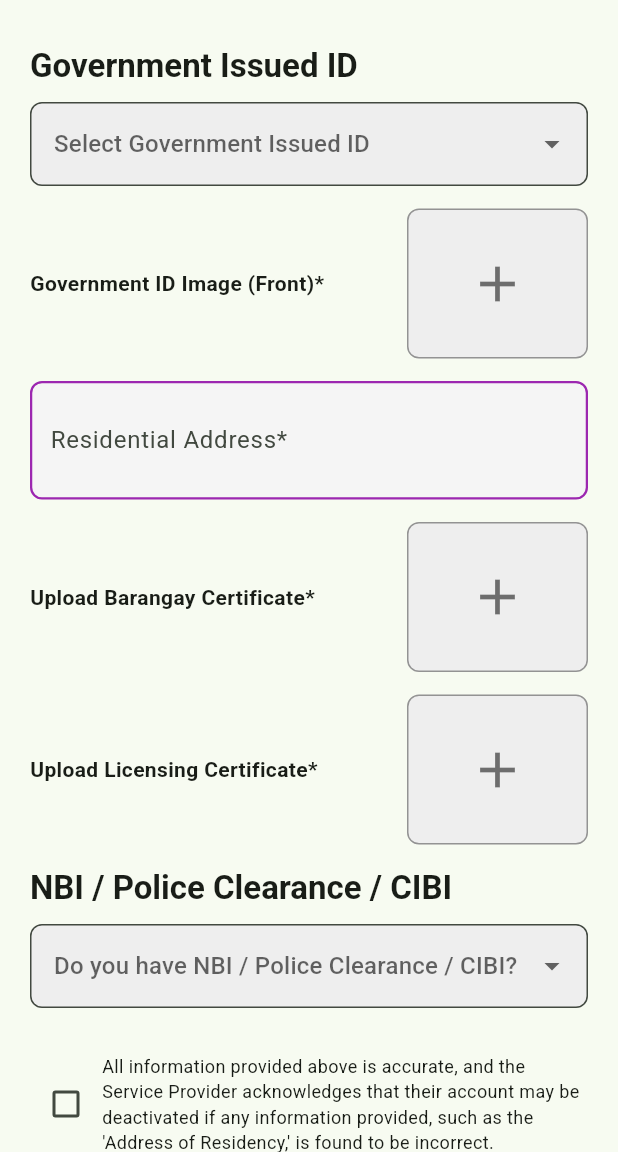
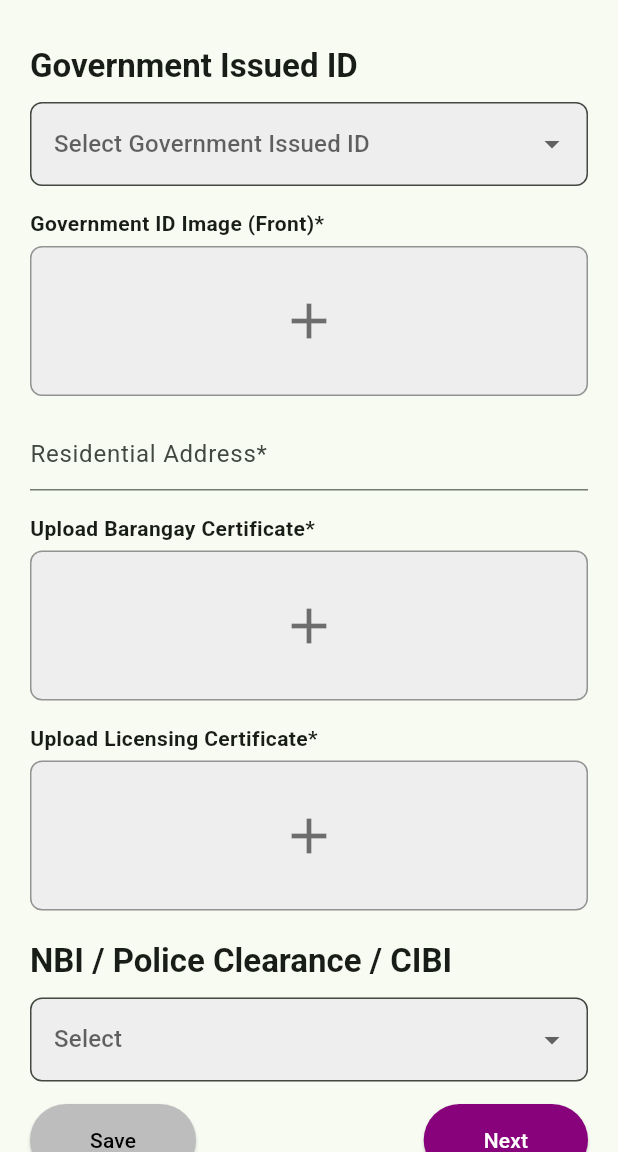
Before and after one commit to reofficial/Kaya-Kita, a Flutter app: the GovIssueScreen screen opened directly with empty values, on a phone screen of 412 x 824 dp, the part 84-1236 px from its top. Run offline on Flutter 3.47's test engine with Material 3 defaults, Android fonts, the phone set to English and light mode, and no system bars; our stand-ins replace fl_chart, flutter_dotenv, font_awesome_flutter; missing offline and left inert: dart:ffi.

Commit message:
Fixed Registration

```diff
--- a/frontend/kayakita_sp/lib/application.dart
+++ b/frontend/kayakita_sp/lib/application.dart
@@ -171,7 +171,7 @@ class _ApplicationScreenState extends State<ApplicationScreen> {
                     }
                   },
                   style: ElevatedButton.styleFrom(
-                    backgroundColor: Colors.purple.shade700,
+                    backgroundColor: const Color(0xFF87027B),
                     padding: const EdgeInsets.symmetric(horizontal: 40, vertical: 14),
                   ),
                   child: const Text("Next", style: TextStyle(color: Colors.white)),
--- a/frontend/kayakita_sp/lib/declaration.dart
+++ b/frontend/kayakita_sp/lib/declaration.dart
@@ -195,7 +195,7 @@ class _DeclarationScreenState extends State<DeclarationScreen> {
                   ElevatedButton(
                     onPressed: isLoading ? null : onSubmit,
                     style: ElevatedButton.styleFrom(
-                      backgroundColor: Colors.purple.shade700,
+                      backgroundColor: const Color(0xFF87027B),
                       padding: const EdgeInsets.symmetric(horizontal: 40, vertical: 14),
                       shape: RoundedRectangleBorder(borderRadius: BorderRadius.circular(8)),
                     ),
--- a/frontend/kayakita_sp/lib/emergencycontact.dart
+++ b/frontend/kayakita_sp/lib/emergencycontact.dart
@@ -139,7 +139,7 @@ class _EmergencyContactScreenState extends State<EmergencyContactScreen> {
                 ElevatedButton(
                   onPressed: isLoading ? null : onNext,
                   style: ElevatedButton.styleFrom(
-                    backgroundColor: Colors.purple.shade700,
+                    backgroundColor: const Color(0xFF87027B),
                     padding: const EdgeInsets.symmetric(horizontal: 40, vertical: 14),
                   ),
                   child: isLoading
--- a/frontend/kayakita_sp/lib/govissue.dart
+++ b/frontend/kayakita_sp/lib/govissue.dart
@@ -1,5 +1,3 @@
-import 'dart:ffi';
-
 import 'package:flutter/material.dart';
 import 'widgets/customappbar.dart';
 import 'widgets/customtextfield.dart';
@@ -26,7 +24,7 @@ class GovIssueScreen extends StatefulWidget {
     required this.contactNumber,
     required this.address,
     required this.service,
-    required this.isCertified,
+    required this.isCertified
   });
 
   @override
@@ -41,7 +39,10 @@ class _GovIssueScreenState extends State<GovIssueScreen> {
   bool _isUploadingBarangay = false;
   bool _isUploadingLicense = false;
   bool _isUploadingClearance = false;
-  bool _isChecked = false;
+  bool _isIDUploaded = false;
+  bool _isBarangayUploaded = false;
+  bool _isLicenseUploaded = false;
+  bool _isClearanceUploaded = false;
 
   @override
   void dispose() {
@@ -60,15 +61,41 @@ class _GovIssueScreenState extends State<GovIssueScreen> {
     await Future.delayed(const Duration(seconds: 2));
 
     setState(() {
-      if (type == "Government ID") _isUploadingID = false;
-      if (type == "Barangay Certificate") _isUploadingBarangay = false;
-      if (type == "Licensing Certificate") _isUploadingLicense = false;
-      if (type == "Clearance") _isUploadingClearance = false;
+      if (type == "Government ID") {
+        _isUploadingID = false;
+        _isIDUploaded = true;
+      }
+      if (type == "Barangay Certificate") {
+        _isUploadingBarangay = false;
+        _isBarangayUploaded = true;
+      }
+      if (type == "Licensing Certificate") {
+        _isUploadingLicense = false;
+        _isLicenseUploaded = true;
+      }
+      if (type == "Clearance") {
+        _isUploadingClearance = false;
+        _isClearanceUploaded = true;
+      }
     });
+
+    ScaffoldMessenger.of(context).showSnackBar(
+      SnackBar(content: Text("$type uploaded successfully!")),
+    );
+  }
+
+  bool get isCertified {
+    if (selectedGovID == null || !_isIDUploaded || residentialAddressController.text.isEmpty || !_isBarangayUploaded || !_isLicenseUploaded) {
+      return false;
+    }
+    if (hasClearance == "Yes" && !_isClearanceUploaded) {
+      return false;
+    }
+    return true;
   }
 
   void onNext() {
-    if (!_isChecked || selectedGovID == null || residentialAddressController.text.isEmpty) {
+    if (!isCertified) {
       ScaffoldMessenger.of(context).showSnackBar(
         const SnackBar(content: Text("⚠️ Please complete all required fields before proceeding.")),
       );
@@ -87,7 +114,7 @@ class _GovIssueScreenState extends State<GovIssueScreen> {
           contactNumber: widget.contactNumber,
           address: widget.address,
           service: widget.service,
-          isCertified: widget.isCertified,
+          isCertified: isCertified,
         ),
       ),
     );
@@ -106,8 +133,7 @@ class _GovIssueScreenState extends State<GovIssueScreen> {
             children: [
               const SizedBox(height: 20),
 
-              Text('Government Issued ID',
-                  style: Theme.of(context).textTheme.titleLarge?.copyWith(fontWeight: FontWeight.bold)),
+              Text('Government Issued ID', style: Theme.of(context).textTheme.titleLarge?.copyWith(fontWeight: FontWeight.bold)),
               const SizedBox(height: 10),
 
               DropdownButtonFormField<String>(
@@ -125,90 +151,60 @@ class _GovIssueScreenState extends State<GovIssueScreen> {
               ),
               const SizedBox(height: 15),
 
-              _buildRow("Government ID Image (Front)*", "Government ID", _isUploadingID),
+              Text("Government ID Image (Front)*", style: TextStyle(fontWeight: FontWeight.bold)),
+              const SizedBox(height: 5),
+              GestureDetector(onTap: () => _uploadImage("Government ID"), child: _buildUploadBox(_isUploadingID, _isIDUploaded)),
               const SizedBox(height: 15),
 
-              Container(
-                padding: const EdgeInsets.symmetric(horizontal: 12, vertical: 14),
-                decoration: BoxDecoration(
-                  color: Colors.grey.shade100,
-                  borderRadius: BorderRadius.circular(8),
-                  border: Border.all(color: Colors.purple, width: 1.5),
-                ),
-                child: TextField(
-                  controller: residentialAddressController,
-                  decoration: const InputDecoration(
-                    border: InputBorder.none,
-                    hintText: "Residential Address*",
-                  ),
-                ),
-              ),
+              CustomTextField(hintText: "Residential Address*", controller: residentialAddressController),
               const SizedBox(height: 15),
 
-              _buildRow("Upload Barangay Certificate*", "Barangay Certificate", _isUploadingBarangay),
+              Text("Upload Barangay Certificate*", style: TextStyle(fontWeight: FontWeight.bold)),
+              const SizedBox(height: 5),
+              GestureDetector(onTap: () => _uploadImage("Barangay Certificate"), child: _buildUploadBox(_isUploadingBarangay, _isBarangayUploaded)),
               const SizedBox(height: 15),
 
-              _buildRow("Upload Licensing Certificate*", "Licensing Certificate", _isUploadingLicense),
-              const SizedBox(height: 15),
+              Text("Upload Licensing Certificate*", style: TextStyle(fontWeight: FontWeight.bold)),
+              const SizedBox(height: 5),
+              GestureDetector(onTap: () => _uploadImage("Licensing Certificate"), child: _buildUploadBox(_isUploadingLicense, _isLicenseUploaded)),
+              const SizedBox(height: 20),
 
-              Text("NBI / Police Clearance / CIBI",
-                  style: Theme.of(context).textTheme.titleLarge?.copyWith(fontWeight: FontWeight.bold)),
+              Text("NBI / Police Clearance / CIBI", style: Theme.of(context).textTheme.titleLarge?.copyWith(fontWeight: FontWeight.bold)),
               const SizedBox(height: 10),
 
-              SizedBox(
-                width: double.infinity,
-                child: DropdownButtonFormField<String>(
-                  isExpanded: true,
+              DropdownButtonFormField<String>(
                 decoration: InputDecoration(
                   border: OutlineInputBorder(borderRadius: BorderRadius.circular(8)),
                   filled: true,
                   fillColor: Colors.grey.shade200,
-                    contentPadding: const EdgeInsets.symmetric(horizontal: 12, vertical: 16),
                 ),
                 value: hasClearance,
-                  hint: const Text("Do you have NBI / Police Clearance / CIBI?"),
+                hint: const Text("Select"),
                 items: ["Yes", "No"].map((String value) {
                   return DropdownMenuItem<String>(value: value, child: Text(value));
                 }).toList(),
                 onChanged: (newValue) => setState(() => hasClearance = newValue),
               ),
-              ),
               const SizedBox(height: 15),
 
-              if (hasClearance == "Yes")
-                _buildRow("Upload Clearance*", "Clearance", _isUploadingClearance),
-              const SizedBox(height: 15),
-
-              Row(
-                children: [
-                  Checkbox(
-                      value: _isChecked,
-                      onChanged: (bool? value) => setState(() => _isChecked = value ?? false)),
-                  Expanded(
-                    child: Text(
-                      "All information provided above is accurate, and the Service Provider acknowledges that their account may be deactivated if any information provided, such as the 'Address of Residency,' is found to be incorrect.",
-                      style: const TextStyle(fontSize: 12),
-                    ),
-                  ),
+              if (hasClearance == "Yes") ...[
+                Text("Upload Clearance*", style: TextStyle(fontWeight: FontWeight.bold)),
+                const SizedBox(height: 5),
+                GestureDetector(onTap: () => _uploadImage("Clearance"), child: _buildUploadBox(_isUploadingClearance, _isClearanceUploaded)),
+                const SizedBox(height: 20),
               ],
-              ),
-              const SizedBox(height: 20),
 
               Row(
                 mainAxisAlignment: MainAxisAlignment.spaceBetween,
                 children: [
                   ElevatedButton(
                     onPressed: () {},
-                    style: ElevatedButton.styleFrom(
-                        backgroundColor: Colors.grey.shade400,
-                        padding: const EdgeInsets.symmetric(horizontal: 40, vertical: 14)),
+                    style: ElevatedButton.styleFrom(backgroundColor: Colors.grey.shade400, padding: const EdgeInsets.symmetric(horizontal: 40, vertical: 14)),
                     child: const Text("Save", style: TextStyle(color: Colors.black)),
                   ),
                   ElevatedButton(
                     onPressed: onNext,
-                    style: ElevatedButton.styleFrom(
-                        backgroundColor: Colors.purple.shade700,
-                        padding: const EdgeInsets.symmetric(horizontal: 40, vertical: 14)),
+                    style: ElevatedButton.styleFrom(backgroundColor: const Color(0xFF87027B), padding: const EdgeInsets.symmetric(horizontal: 40, vertical: 14)),
                     child: const Text("Next", style: TextStyle(color: Colors.white)),
                   ),
                 ],
@@ -221,25 +217,12 @@ class _GovIssueScreenState extends State<GovIssueScreen> {
     );
   }
 
-  Widget _buildRow(String label, String uploadType, bool isUploading) {
-    return Row(
-      crossAxisAlignment: CrossAxisAlignment.center,
-      children: [
-        Expanded(flex: 2, child: Text(label, style: TextStyle(fontWeight: FontWeight.bold))),
-        const SizedBox(width: 10),
-        Expanded(
-          flex: 1,
-          child: GestureDetector(onTap: () => _uploadImage(uploadType), child: _buildUploadBox(isUploading)),
-        ),
-      ],
-    );
-  }
-
-  Widget _buildUploadBox(bool isUploading) {
+  Widget _buildUploadBox(bool isUploading, bool isUploaded) {
     return Container(
       height: 100,
+      width: double.infinity,
       decoration: BoxDecoration(borderRadius: BorderRadius.circular(8), color: Colors.grey.shade200, border: Border.all(color: Colors.black38)),
-      child: isUploading ? const Center(child: CircularProgressIndicator()) : const Icon(Icons.add, size: 40, color: Colors.black54),
+      child: isUploading ? const Center(child: CircularProgressIndicator()) : (isUploaded ? const Icon(Icons.check_circle, color: Colors.green, size: 40) : const Icon(Icons.add, size: 40, color: Colors.black54)),
     );
   }
 }
--- a/frontend/kayakita_sp/lib/personalinfo.dart
+++ b/frontend/kayakita_sp/lib/personalinfo.dart
@@ -123,7 +123,7 @@ class _PersonalInfoScreenState extends State<PersonalInfoScreen> {
                     service,
                     style: const TextStyle(
                       fontWeight: FontWeight.bold,
-                      color: Color(0xFF87027B), // Purple text
+                      color: Color(0xFF87027B),
                     ),
                   ),
                 );
@@ -140,7 +140,7 @@ class _PersonalInfoScreenState extends State<PersonalInfoScreen> {
               child: ElevatedButton(
                 onPressed: isLoading ? null : onContinue,
                 style: ElevatedButton.styleFrom(
-                  backgroundColor: const Color(0xFF87027B), // Updated button color
+                  backgroundColor: const Color(0xFF87027B),
                   padding: const EdgeInsets.symmetric(horizontal: 40, vertical: 14),
                 ),
                 child: isLoading
```
Also changed, not shown: frontend/kayakita_sp/lib/home.dart (+14 -44 lines). Lines whose indentation alone changed are shown as unchanged.
